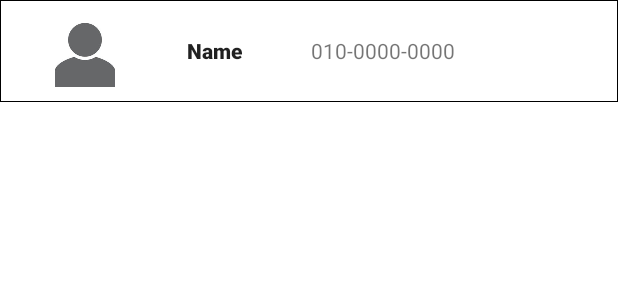
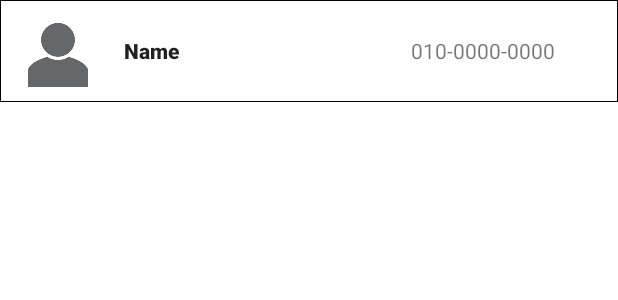
Before and after one commit to Jhanoo/FirstFlow, an Android app: the layout activity_contact_recycler_adapter.xml on its own in the app's theme, with its tools: preview values and no code run, on a phone screen of 412 x 824 dp. Shown: the top 300 px of the screen. Run offline under Robolectric (Android 15) with nearby library versions, the phone set to English and light mode, and no system bars.

Commit message:
디자인 수정

```diff
--- a/app/src/main/res/layout/activity_contact_recycler_adapter.xml
+++ b/app/src/main/res/layout/activity_contact_recycler_adapter.xml
@@ -26,12 +26,12 @@
 
     <TextView
         android:id="@+id/textView1"
-        android:layout_width="0dp"
+        android:layout_width="107dp"
         android:layout_height="match_parent"
         android:layout_weight="1"
         android:gravity="center"
-        android:paddingRight="30dp"
-        android:textAlignment="center"
+        android:paddingLeft="10dp"
+        android:textAlignment="textStart"
         android:textAppearance="@style/TextAppearance.AppCompat.Body2"
         android:textStyle="bold"
         tools:text="Name" />
@@ -43,6 +43,6 @@
         android:layout_weight="1"
         android:gravity="center"
         android:text="010-0000-0000"
-        android:textAlignment="textStart" />
+        android:textAlignment="center" />
 
 </LinearLayout>
--- a/app/src/main/res/layout/fragment_contact.xml
+++ b/app/src/main/res/layout/fragment_contact.xml
@@ -19,7 +19,7 @@
             android:layout_margin="10dp"
             android:layout_weight="1"
             android:ems="10"
-            android:hint="전화번호 검색"
+            android:hint="이름 검색"
             android:inputType="textPersonName"
             android:paddingLeft="12dp"
             android:textColor="#80000000"
```
